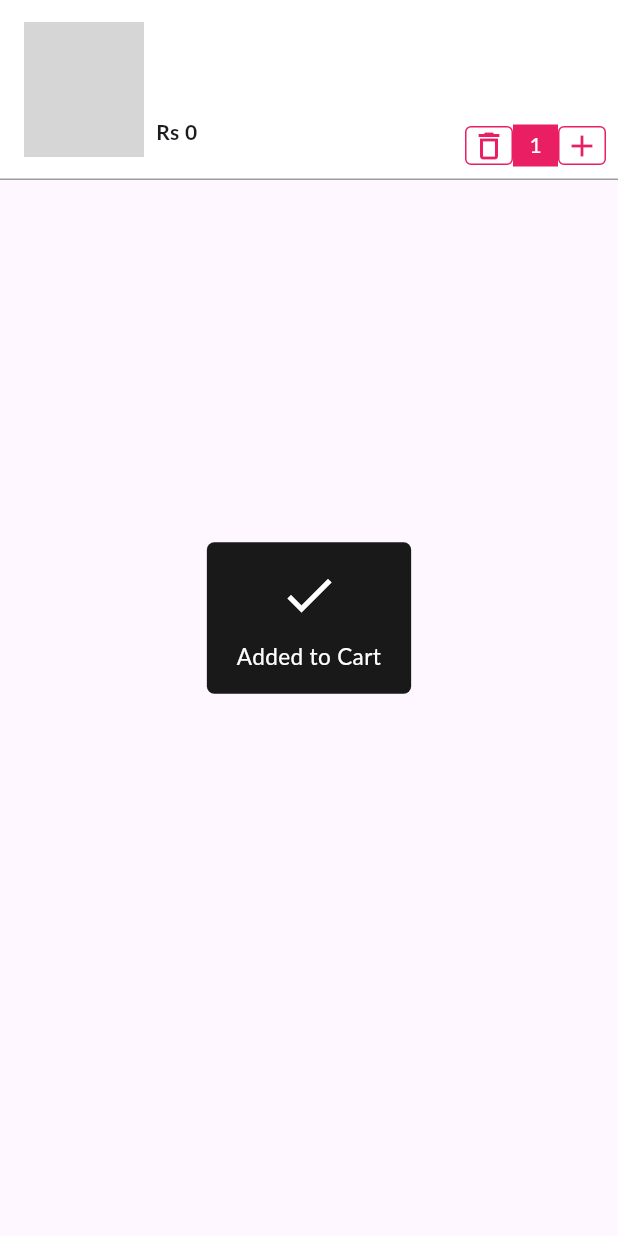
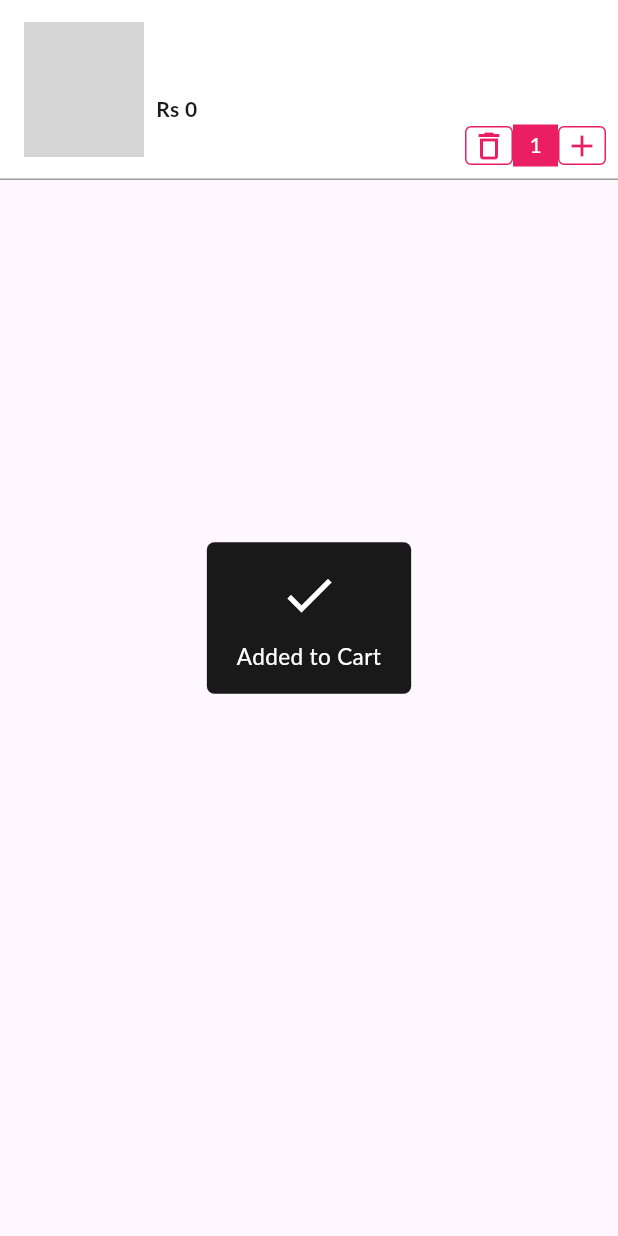
Before and after one commit to rudranshsinghmahra/MultiVendingGroceryApp, a Flutter app: the CartCard widget shown alone on an empty page, opened directly with empty values, after a tap on "Add", on a phone screen of 412 x 824 dp. Run offline on Flutter 3.47's test engine with Material 3 defaults, Android fonts, the phone set to English and light mode, and no system bars; our stand-ins replace carousel_slider, chips_choice, cloud_firestore, dots_indicator, dotted_border, expandable_text and 15 more; missing offline and left inert: firebase_pagination, flutter_stripe, map_launcher, razorpay_flutter, search_page; accounts and stored records are empty; network calls fail; Roboto replaces fonts that are missing (Lato); grey boxes are pictures that could not be loaded.

Commit message:
made minor ui changes, major app function now working fine

```diff
--- a/lib/main.dart
+++ b/lib/main.dart
@@ -100,7 +100,10 @@ class MyApp extends StatelessWidget {
       },
       builder: EasyLoading.init(),
       debugShowCheckedModeBanner: false,
-      theme: ThemeData(primarySwatch: Colors.deepPurple, fontFamily: 'Lato'),
+      theme: ThemeData(
+        primarySwatch: Colors.deepPurple,
+        fontFamily: 'Lato',
+      ),
     );
   }
 }
--- a/lib/screens/map_screen.dart
+++ b/lib/screens/map_screen.dart
@@ -176,7 +176,7 @@ class _MapScreenState extends State<MapScreen> {
                                     });
                                   }
                                 },
-                                child: const Text("Confirm Location"),
+                                child: const Text("Confirm Location",style: TextStyle(color: Colors.white),),
                               ),
                             ),
                           )
--- a/lib/screens/profile_screen.dart
+++ b/lib/screens/profile_screen.dart
@@ -12,7 +12,7 @@ import 'map_screen.dart';
 import 'my_orders_screen.dart';
 
 class ProfileScreen extends StatelessWidget {
-  const ProfileScreen({Key? key}) : super(key: key);
+  const ProfileScreen({super.key});
   static const String id = 'profile-screen';
 
   @override
@@ -23,6 +23,7 @@ class ProfileScreen extends StatelessWidget {
     User? user = FirebaseAuth.instance.currentUser;
     return Scaffold(
         appBar: AppBar(
+          backgroundColor: Theme.of(context).primaryColor,
           elevation: 0.0,
           centerTitle: true,
           iconTheme: const IconThemeData(color: Colors.white),
--- a/lib/services/cart_services.dart
+++ b/lib/services/cart_services.dart
@@ -74,6 +74,6 @@ class CartServices {
 
   Future<String> checkSeller() async {
     final snapshot = await cart.doc(user?.uid).get();
-    return snapshot.exists ? snapshot['shopName'] : null;
+    return snapshot.exists ? snapshot['shopName'] : "";
   }
 }
--- a/lib/widgets/cart/cart_card.dart
+++ b/lib/widgets/cart/cart_card.dart
@@ -4,7 +4,7 @@ import 'package:flutter/material.dart';
 import 'counter.dart';
 
 class CartCard extends StatelessWidget {
-  const CartCard({Key? key, required this.documentSnapshot}) : super(key: key);
+  const CartCard({super.key, required this.documentSnapshot});
   final DocumentSnapshot? documentSnapshot;
 
   @override
@@ -36,8 +36,7 @@ class CartCard extends StatelessWidget {
                       ),
                     ),
                   ),
-                  Container(
-                    child: Column(
+                  Column(
                     crossAxisAlignment: CrossAxisAlignment.start,
                     children: [
                       Text(documentSnapshot?['productName']),
@@ -46,7 +45,7 @@ class CartCard extends StatelessWidget {
                         style: const TextStyle(color: Colors.grey),
                       ),
                       const SizedBox(
-                          height: 30,
+                        height: 15,
                       ),
                       if (documentSnapshot?['comparedPrice'] > 0)
                         Text(
@@ -60,7 +59,6 @@ class CartCard extends StatelessWidget {
                         style: const TextStyle(fontWeight: FontWeight.bold),
                       ),
                     ],
-                    ),
                   )
                 ],
               ),
--- a/lib/widgets/cart/counter.dart
+++ b/lib/widgets/cart/counter.dart
@@ -3,12 +3,14 @@ import 'package:firebase_auth/firebase_auth.dart';
 import 'package:flutter/cupertino.dart';
 import 'package:flutter/material.dart';
 import 'package:flutter_easyloading/flutter_easyloading.dart';
+import 'package:provider/provider.dart';
 
+import '../../providers/cart_provider.dart';
 import '../../services/cart_services.dart';
 
 class CounterForCard extends StatefulWidget {
-  const CounterForCard({Key? key, required this.documentSnapshot})
-      : super(key: key);
+  const CounterForCard({super.key, required this.documentSnapshot});
+
   final DocumentSnapshot? documentSnapshot;
 
   @override
@@ -62,6 +64,7 @@ class _CounterForCardState extends State<CounterForCard> {
 
   @override
   Widget build(BuildContext context) {
+    var cartProvider = Provider.of<CartProvider>(context);
     return _exists
         ? StreamBuilder(
             stream: getCartData(),
@@ -172,16 +175,14 @@ class _CounterForCardState extends State<CounterForCard> {
         : StreamBuilder(
             stream: getCartData(),
             builder: (BuildContext context, AsyncSnapshot<dynamic> snapshot) {
-              return Container(
-                height: 28,
-                decoration: BoxDecoration(
-                  color: Colors.pink,
-                  borderRadius: BorderRadius.circular(4),
+              return Center(
+                child: ElevatedButton(
+                  style: ElevatedButton.styleFrom(
+                    backgroundColor: Colors.pink,
                   ),
-                child: Center(
-                  child: ElevatedButton(
                   onPressed: () {
                     EasyLoading.show(status: "Adding to Cart");
+                    if(cartProvider.cartQty > 0){
                       cartServices.checkSeller().then((shopName) {
                         if (shopName ==
                             widget.documentSnapshot?['seller']['sellerUid']) {
@@ -196,9 +197,7 @@ class _CounterForCardState extends State<CounterForCard> {
                           });
                           return;
                         } else if (shopName !=
-                                widget.documentSnapshot?['seller']
-                                    ['shopName'] &&
-                            shopName != null) {
+                            widget.documentSnapshot?['seller']['shopName']) {
                           //Product is from different seller
                           EasyLoading.dismiss();
                           showDialogBox(shopName);
@@ -214,11 +213,17 @@ class _CounterForCardState extends State<CounterForCard> {
                           return;
                         }
                       });
+                    }else{
+                      cartServices
+                          .addToCart(widget.documentSnapshot)
+                          .then((value) {
+                        EasyLoading.showSuccess("Added to Cart");
+                      });
+                    }
                   },
                   child: const Text(
                     'Add',
                     style: TextStyle(color: Colors.white),
-                    ),
                   ),
                 ),
               );
@@ -238,6 +243,9 @@ class _CounterForCardState extends State<CounterForCard> {
             Padding(
               padding: const EdgeInsets.all(8.0),
               child: ElevatedButton(
+                style: ElevatedButton.styleFrom(
+                  backgroundColor: Colors.red,
+                ),
                 onPressed: () {
                   Navigator.pop(context);
                 },
@@ -251,6 +259,9 @@ class _CounterForCardState extends State<CounterForCard> {
             Padding(
               padding: const EdgeInsets.all(8.0),
               child: ElevatedButton(
+                style: ElevatedButton.styleFrom(
+                  backgroundColor: Colors.green,
+                ),
                 onPressed: () {
                   cartServices.deleteCart().then((value) {
                     cartServices
--- a/lib/widgets/my_appbar.dart
+++ b/lib/widgets/my_appbar.dart
@@ -42,6 +42,7 @@ class _MyAppBarState extends State<MyAppBar> {
   Widget build(BuildContext context) {
     final locationData = Provider.of<LocationProvider>(context);
     return SliverAppBar(
+      backgroundColor: Theme.of(context).primaryColor,
       expandedHeight: 150,
       automaticallyImplyLeading: true,
       elevation: 0.0,
@@ -68,6 +69,7 @@ class _MyAppBarState extends State<MyAppBar> {
         child: Column(
           mainAxisSize: MainAxisSize.min,
           mainAxisAlignment: MainAxisAlignment.start,
+          crossAxisAlignment: CrossAxisAlignment.start,
           children: [
             Row(
               mainAxisAlignment: MainAxisAlignment.start,
@@ -77,7 +79,7 @@ class _MyAppBarState extends State<MyAppBar> {
                     padding: const EdgeInsets.only(top: 20),
                     child: Text(
                       _location ?? "Set Delivery Address",
-                      style: const TextStyle(color: Colors.white, fontSize: 18),
+                      style: TextStyle(color: Colors.white, fontSize: 15),
                       overflow: TextOverflow.ellipsis,
                     ),
                   ),
@@ -98,7 +100,7 @@ class _MyAppBarState extends State<MyAppBar> {
               child: Text(
                 _address == null ? "Please set Delivery Location" : "$_address",
                 overflow: TextOverflow.ellipsis,
-                style: const TextStyle(color: Colors.white, fontSize: 18),
+                style: TextStyle(color: Colors.white70, fontSize: 12),
               ),
             )
           ],
--- a/lib/widgets/near_by_store.dart
+++ b/lib/widgets/near_by_store.dart
@@ -74,6 +74,7 @@ class _NearByStoreState extends State<NearByStore> {
                     setState(() {});
                   },
                   child: FirestorePagination(
+                    shrinkWrap: true,
                     query: storeServices.getNearbyStorePagination(),
                     initialLoader: CircularProgressIndicator(
                       valueColor: AlwaysStoppedAnimation<Color>(
@@ -138,7 +139,7 @@ class _NearByStoreState extends State<NearByStore> {
                                   ),
                                   const SizedBox(height: 3),
                                   Text(
-                                    "${getDistance(documentSnapshot['location'])}km",
+                                    "${getDistance(documentSnapshot['location'])} km",
                                     // Access the document data
                                     overflow: TextOverflow.ellipsis,
                                     style: kStoreCardStyle,
```
Also changed, not shown: lib/providers/location_provider.dart (+11 -12 lines), lib/screens/cart_screen.dart (+6 -6 lines), lib/screens/login_screen.dart (+7 -6 lines), lib/screens/my_orders_screen.dart (+26 -25 lines), lib/widgets/cart/cart_notification.dart (+11 -12 lines), lib/widgets/cart/coupon_widget.dart (+8 -2 lines), lib/widgets/products/product_card_widget.dart (+9 -2 lines), lib/widgets/products/recently_added_products.dart (+15 -8 lines), lib/widgets/vendor_app_bar.dart (+24 -10 lines). Lines whose indentation alone changed are shown as unchanged.
